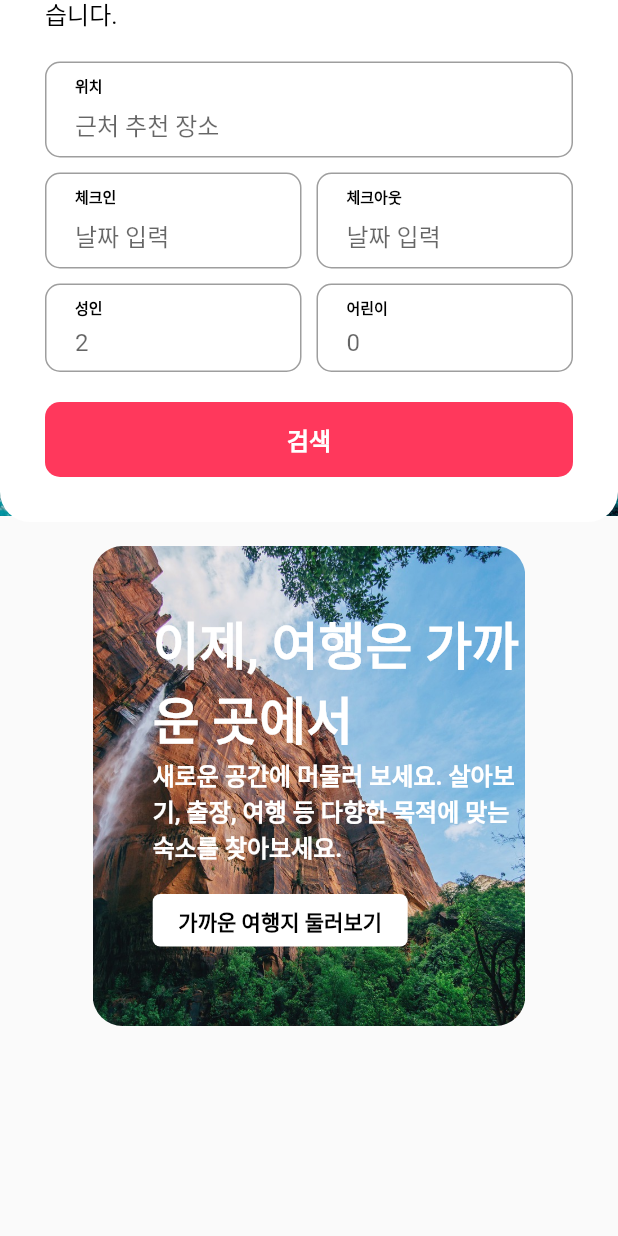
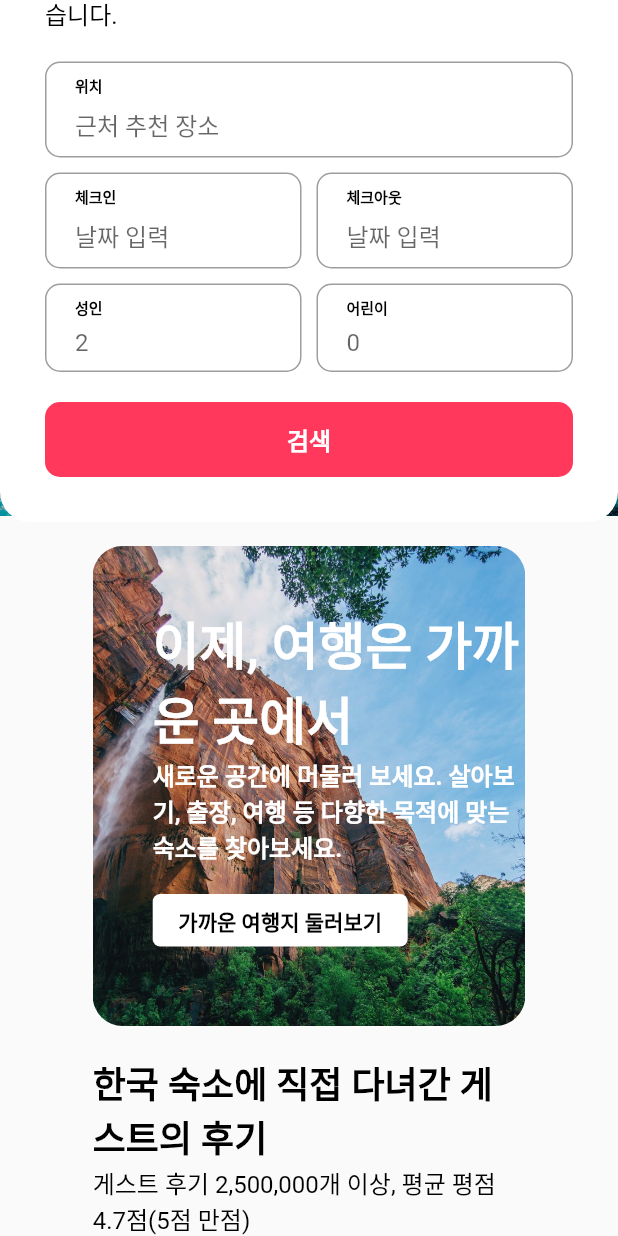
Before and after one commit to 30ML/Flutter_playground, a Flutter app: the screen it shows after launch, scrolled down 276 dp, on a phone screen of 412 x 824 dp. Run offline on Flutter 3.47's test engine with Material 2 defaults, Android fonts, the phone set to English and light mode, and no system bars; our stand-ins replace flutter_svg, google_fonts; missing offline and left inert: flutter_ui_login.

Commit message:
body-popular 구현 완료

```diff
--- a/web_ui_rooms_reservation/lib/components/home/home_body_popular.dart
+++ b/web_ui_rooms_reservation/lib/components/home/home_body_popular.dart
@@ -1,6 +1,7 @@
 import 'package:flutter/material.dart';
 import 'package:web_ui_rooms_reservation/size.dart';
 import 'package:web_ui_rooms_reservation/components/home/home_body_popular_item.dart';
+import 'package:web_ui_rooms_reservation/styles.dart';
 
 class HomeBodyPopular extends StatelessWidget {
   @override
@@ -11,6 +12,7 @@ class HomeBodyPopular extends StatelessWidget {
         crossAxisAlignment: CrossAxisAlignment.start,
         children: [
           _buildPopularTitle(),
+          SizedBox(height: gap_m),
           _buildPopularList(),
         ],
       ),
@@ -18,7 +20,15 @@ class HomeBodyPopular extends StatelessWidget {
   }
 
   Widget _buildPopularTitle() {
-    return SizedBox();
+    return Column(
+      children: [
+        Text('한국 숙소에 직접 다녀간 게스트의 후기', style: h5()),
+        Text(
+          '게스트 후기 2,500,000개 이상, 평균 평점 4.7점(5점 만점)',
+          style: body1(),
+        ),
+      ],
+    );
   }
 
   Widget _buildPopularList() {
```
Also changed, not shown: web_ui_rooms_reservation/lib/components/home/home_body_popular_item.dart (+41 -4 lines).
